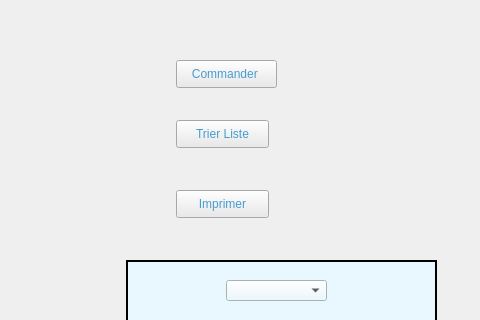
This is integration/amedicament.ui in fourat8/madsquad as Qt 5 draws it before an edit; both pictures show x 414 to 894 and y 0 to 320 of the 894 by 627 pixel window. The edited form follows.
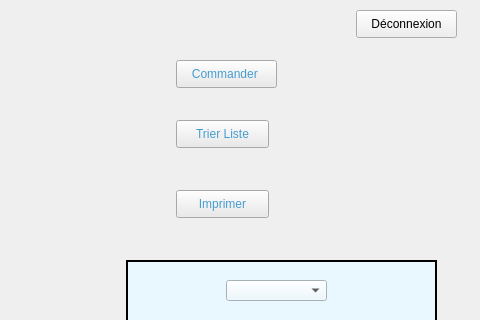
This is the edited form.

The edit to the form file:
```diff
--- a/integration/amedicament.ui
+++ b/integration/amedicament.ui
@@ -375,6 +375,19 @@
     <string>Commander </string>
    </property>
   </widget>
+  <widget class="QPushButton" name="pushButton">
+   <property name="geometry">
+    <rect>
+     <x>770</x>
+     <y>10</y>
+     <width>101</width>
+     <height>28</height>
+    </rect>
+   </property>
+   <property name="text">
+    <string>Déconnexion</string>
+   </property>
+  </widget>
  </widget>
  <resources/>
  <connections/>
```
